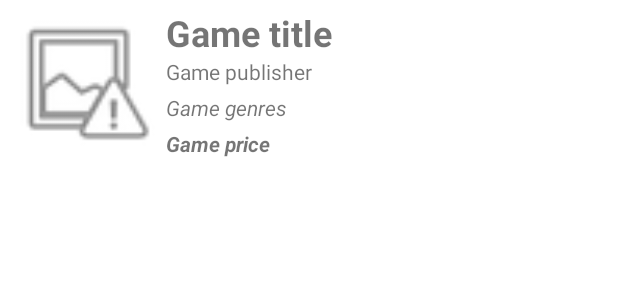
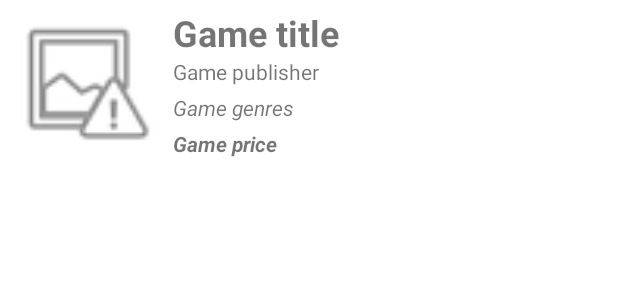
Before and after one commit to LZ-Software/MobileShop, an Android app: the layout game_list_item.xml on its own in the app's theme, with its tools: preview values and no code run, on a phone screen of 412 x 824 dp. Shown: the top 300 px of the screen. Run offline under Robolectric (Android 15) with nearby library versions, the light colour scheme and no system bars.

Commit message:
[Android] Game List Interface Fix

```diff
--- a/MobileShopAndroid/app/src/main/res/layout/game_list_item.xml
+++ b/MobileShopAndroid/app/src/main/res/layout/game_list_item.xml
@@ -4,7 +4,8 @@
     xmlns:tools="http://schemas.android.com/tools"
     android:layout_width="match_parent"
     android:layout_height="wrap_content"
-    android:paddingTop="5dp">
+    android:paddingTop="5dp"
+    android:paddingBottom="5dp">
 
     <LinearLayout
         android:layout_width="match_parent"
@@ -13,7 +14,7 @@
 
         <FrameLayout
             android:layout_width="wrap_content"
-            android:layout_height="wrap_content"
+            android:layout_height="match_parent"
             android:paddingLeft="5dp">
 
             <LinearLayout
@@ -22,20 +23,28 @@
                 android:layout_weight="1"
                 android:orientation="vertical">
 
-                <ImageView
-                    android:id="@+id/shop_item_game_image"
-                    android:layout_width="100dp"
-                    android:layout_height="100dp"
-                    app:srcCompat="@android:drawable/ic_menu_report_image" />
+                <androidx.constraintlayout.widget.ConstraintLayout
+                    android:layout_width="match_parent"
+                    android:layout_height="match_parent">
+
+                    <ImageView
+                        android:id="@+id/shop_item_game_image"
+                        android:layout_width="100dp"
+                        android:layout_height="100dp"
+                        app:layout_constraintBottom_toBottomOf="parent"
+                        app:layout_constraintEnd_toEndOf="parent"
+                        app:layout_constraintTop_toTopOf="parent"
+                        app:srcCompat="@android:drawable/ic_menu_report_image" />
+                </androidx.constraintlayout.widget.ConstraintLayout>
 
             </LinearLayout>
 
         </FrameLayout>
 
         <FrameLayout
-            android:layout_width="match_parent"
+            android:layout_width="wrap_content"
             android:layout_height="match_parent"
-            android:paddingLeft="5dp">
+            android:paddingLeft="10dp">
 
             <LinearLayout
                 android:layout_width="match_parent"
@@ -73,7 +82,7 @@
 
                     <TextView
                         android:id="@+id/shop_item_game_price"
-                        android:layout_width="100dp"
+                        android:layout_width="match_parent"
                         android:layout_height="wrap_content"
                         android:text="@string/shop_item_game_price"
                         android:textStyle="bold|italic"
```
